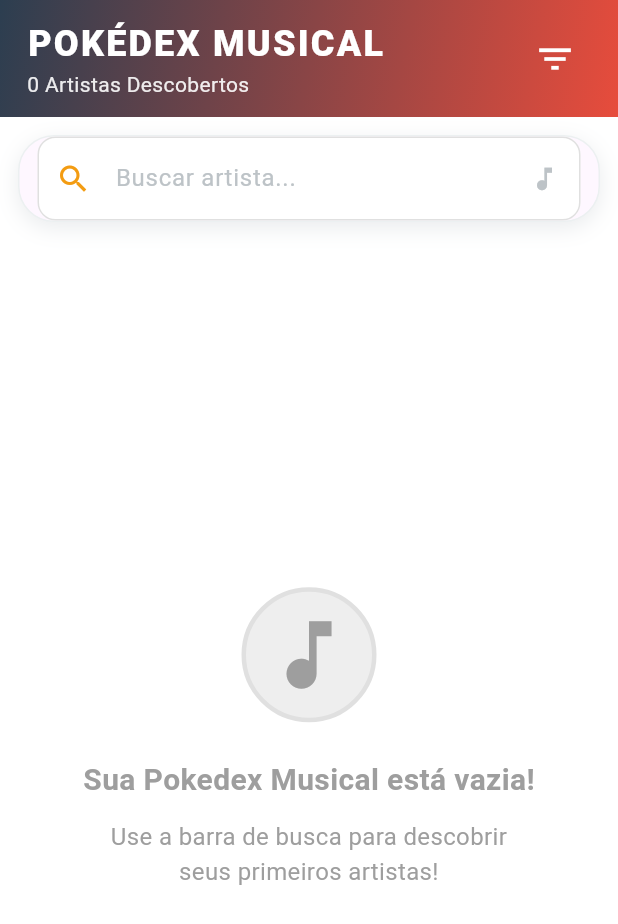
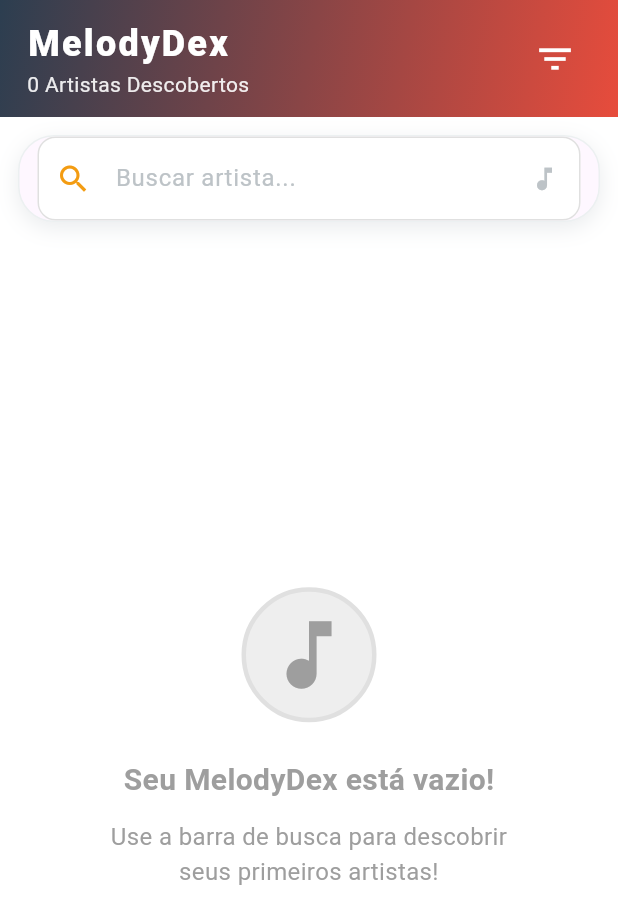
Before and after one commit to joaoportolan93/musical-octo-telegram, a Flutter app: the screen it shows after launch, on a phone screen of 412 x 824 dp. Shown: the top 924 px of the screen. Run offline on Flutter 3.47's test engine with Material 3 defaults, Android fonts, the phone set to English and light mode, and no system bars; our stand-ins replace audioplayers, cached_network_image, flutter_dotenv.

Commit message:
muitas alterações, n lembro de todas

```diff
--- a/lib/main.dart
+++ b/lib/main.dart
@@ -34,11 +34,11 @@
     );
   }
 
-  runApp(const PokedexMusicalApp());
+  runApp(const MelodyDexApp());
 }
 
-class PokedexMusicalApp extends StatelessWidget {
-  const PokedexMusicalApp({super.key});
+class MelodyDexApp extends StatelessWidget {
+  const MelodyDexApp({super.key});
 
   @override
   Widget build(BuildContext context) {
@@ -46,7 +46,7 @@
       create: (context) => PokedexProvider(),
       child: Consumer<PokedexProvider>(
         builder: (context, provider, _) => MaterialApp(
-        title: 'Pokedex Musical',
+  title: 'MelodyDex',
         debugShowCheckedModeBanner: false,
         // Configurações para reduzir erros do DebugService
         builder: (context, child) {
--- a/lib/screens/artist_detail_screen.dart
+++ b/lib/screens/artist_detail_screen.dart
@@ -244,7 +244,7 @@
                                   borderRadius: BorderRadius.circular(20),
                                 ),
                                 child: Text(
-                                  'Artista Musical',
+                                  'Artista MelodyDex',
                                   style: TextStyle(
                                     color: Colors.white,
                                     fontSize: 14,
--- a/lib/screens/home_screen.dart
+++ b/lib/screens/home_screen.dart
@@ -329,7 +329,7 @@
             crossAxisAlignment: CrossAxisAlignment.start,
             children: [
               ResponsiveText(
-                'POKÉDEX MUSICAL',
+                'MelodyDex',
                 style: PokedexTextStyles.displayTitle.copyWith(
                   color: PokedexColors.pureWhite,
                   fontSize: ResponsiveLayout.getFontSize(context, 24),
@@ -611,7 +611,7 @@
           ),
           const SizedBox(height: 24),
           const Text(
-            'Sua Pokedex Musical está vazia!',
+            'Seu MelodyDex está vazio!',
             style: TextStyle(
               fontSize: 20,
               fontWeight: FontWeight.bold,
--- a/lib/services/spotify_service.dart
+++ b/lib/services/spotify_service.dart
@@ -1,14 +1,17 @@
+
 import 'dart:convert';
 import 'dart:async';
 import 'dart:collection';
 import 'package:http/http.dart' as http;
+import 'package:flutter_dotenv/flutter_dotenv.dart';
 import '../models/artist.dart';
 import '../utils/rate_limit_config.dart';
 import '../utils/debug_config.dart';
 
+
 class SpotifyService {
-  static const String _clientId = 'c1a33f5d7ac24544b4b6e931dfc7cfef';
-  static const String _clientSecret = 'ca9aa91d8a584f66bd29960b75a502f7';
+  static final String _clientId = dotenv.env['SPOTIFY_CLIENT_ID'] ?? '';
+  static final String _clientSecret = dotenv.env['SPOTIFY_CLIENT_SECRET'] ?? '';
   static const String _baseUrl = 'https://api.spotify.com/v1';
 
   String? _accessToken;
--- a/lib/utils/api_examples.dart
+++ b/lib/utils/api_examples.dart
@@ -1,4 +1,4 @@
-// Exemplos de uso da API Spotify na Pokedex Musical
+// Exemplos de uso da API Spotify no MelodyDex
 // Este arquivo demonstra como a integração funciona
 
 import '../services/spotify_service.dart';
@@ -63,9 +63,9 @@
   // Exemplo 4: Demonstrar mapeamento de dados
   static void demonstrateDataMapping() {
     print('''
-=== MAPEAMENTO POKEDEX → MÚSICA ===
+=== MAPEAMENTO MELODYDEX ===
 
-POKEDEX ORIGINAL          | POKEDEX MUSICAL
+POKEDEX ORIGINAL          | MELODYDEX
 -------------------------|-------------------------
 Nome + Número             | Nome do Artista + #Número
 Foto                      | Imagem do Artista
--- a/lib/utils/constants.dart
+++ b/lib/utils/constants.dart
@@ -122,9 +122,9 @@
 }
 
 class PokedexStrings {
-  static const String appTitle = 'POKÉDEX MUSICAL';
+  static const String appTitle = 'MelodyDex';
   static const String searchHint = 'Buscar artista...';
-  static const String emptyPokedexTitle = 'Sua Pokedex Musical está vazia!';
+  static const String emptyPokedexTitle = 'Seu MelodyDex está vazio!';
   static const String emptyPokedexMessage =
       'Use a barra de busca para descobrir\nseus primeiros artistas!';
   static const String noResultsFound = 'Nenhum artista encontrado';
@@ -132,7 +132,7 @@
   static const String statsTitle = 'Base Stats';
   static const String topTracksTitle = 'Top Músicas';
   static const String albumsTitle = 'Álbuns Principais';
-  static const String pokedexStatsTitle = 'Estatísticas da Pokedex';
+  static const String pokedexStatsTitle = 'Estatísticas do MelodyDex';
   static const String discoveredArtists = 'Artistas Descobertos';
   static const String searchResults = 'Resultados da busca';
 }
```
Also changed, not shown: pubspec.yaml (+5 -3 lines), pubspec.lock, 2 other files.
